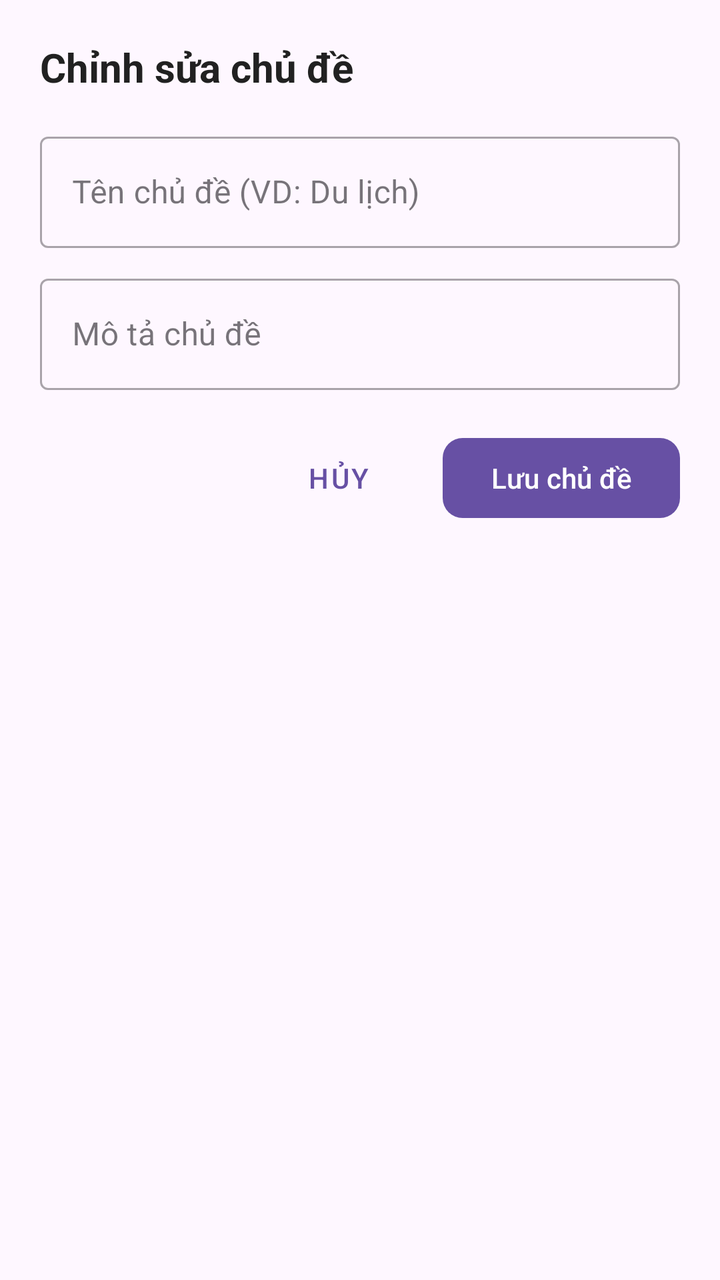
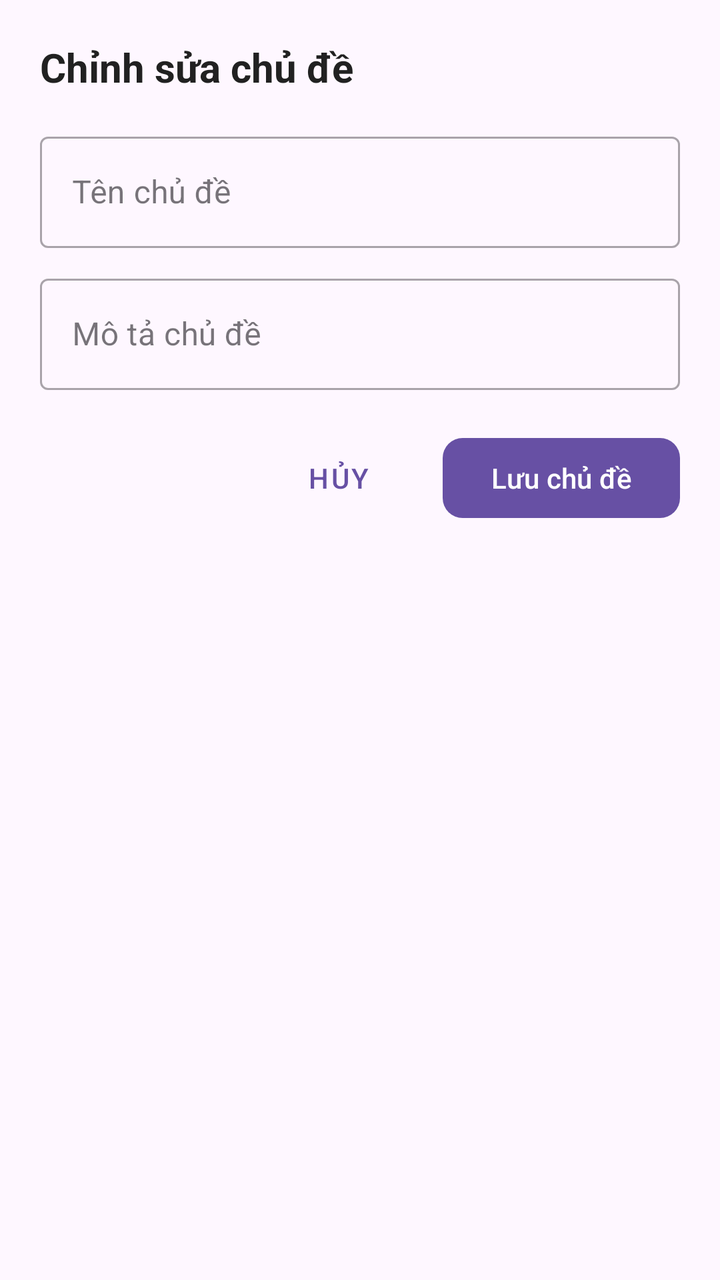

Before-and-after screenshots of an Android layout around one commit, followed by the original layout XML and the change that was made.
<!-- AndroidManifest.xml: application theme Theme.ProjectHocTiengAnh -->
<!-- res/layout/dialog_sua_chu_de.xml -->
<?xml version="1.0" encoding="utf-8"?>
<LinearLayout xmlns:android="http://schemas.android.com/apk/res/android"
    xmlns:app="http://schemas.android.com/apk/res-auto"
    android:layout_width="match_parent"
    android:layout_height="wrap_content"
    android:orientation="vertical"
    android:padding="20dp">

    <TextView
        android:id="@+id/tvTopicDialogTitle"
        android:layout_width="wrap_content"
        android:layout_height="wrap_content"
        android:text="Chỉnh sửa chủ đề"
        android:textColor="@color/text_primary"
        android:textSize="20sp"
        android:textStyle="bold" />

    <com.google.android.material.textfield.TextInputLayout
        style="@style/Widget.MaterialComponents.TextInputLayout.OutlinedBox"
        android:layout_width="match_parent"
        android:layout_height="wrap_content"
        android:layout_marginTop="16dp"
        android:hint="Tên chủ đề (VD: Du lịch)">

        <com.google.android.material.textfield.TextInputEditText
            android:id="@+id/etTopicName"
            android:layout_width="match_parent"
            android:layout_height="wrap_content"
            android:inputType="text" />
    </com.google.android.material.textfield.TextInputLayout>

    <com.google.android.material.textfield.TextInputLayout
        style="@style/Widget.MaterialComponents.TextInputLayout.OutlinedBox"
        android:layout_width="match_parent"
        android:layout_height="wrap_content"
        android:layout_marginTop="10dp"
        android:hint="Mô tả chủ đề">

        <com.google.android.material.textfield.TextInputEditText
            android:id="@+id/etTopicDesc"
            android:layout_width="match_parent"
            android:layout_height="wrap_content"
            android:inputType="text" />
    </com.google.android.material.textfield.TextInputLayout>

    <LinearLayout
        android:layout_width="match_parent"
        android:layout_height="wrap_content"
        android:layout_marginTop="20dp"
        android:gravity="end"
        android:orientation="horizontal">

        <com.google.android.material.button.MaterialButton
            android:id="@+id/btnCancelTopic"
            style="@style/Widget.MaterialComponents.Button.TextButton"
            android:layout_width="wrap_content"
            android:layout_height="wrap_content"
            android:text="Hủy" />

        <com.google.android.material.button.MaterialButton
            android:id="@+id/btnSaveTopic"
            android:layout_width="wrap_content"
            android:layout_height="wrap_content"
            android:layout_marginStart="8dp"
            android:text="Lưu chủ đề"
            app:cornerRadius="10dp" />

    </LinearLayout>

</LinearLayout>
<!-- resources referenced by this layout -->
<resources>
  <color name="text_primary">#212121</color>
  <style name="Theme.ProjectHocTiengAnh" parent="Base.Theme.ProjectHocTiengAnh" />
  <style name="Base.Theme.ProjectHocTiengAnh" parent="Theme.Material3.DayNight.NoActionBar">
          
          
      </style>
</resources>

<!-- the commit's change to res/layout/dialog_sua_chu_de.xml (unified diff, before → after) -->
@@ -20,13 +20,13 @@
         android:layout_width="match_parent"
         android:layout_height="wrap_content"
         android:layout_marginTop="16dp"
-        android:hint="Tên chủ đề (VD: Du lịch)">
+        android:hint="Tên chủ đề">
 
         <com.google.android.material.textfield.TextInputEditText
             android:id="@+id/etTopicName"
             android:layout_width="match_parent"
             android:layout_height="wrap_content"
-            android:inputType="text" />
+            android:inputType="textMultiLine|textNoSuggestions" />
     </com.google.android.material.textfield.TextInputLayout>
 
     <com.google.android.material.textfield.TextInputLayout
@@ -40,7 +40,7 @@
             android:id="@+id/etTopicDesc"
             android:layout_width="match_parent"
             android:layout_height="wrap_content"
-            android:inputType="text" />
+            android:inputType="textMultiLine|textNoSuggestions" />
     </com.google.android.material.textfield.TextInputLayout>
 
     <LinearLayout
